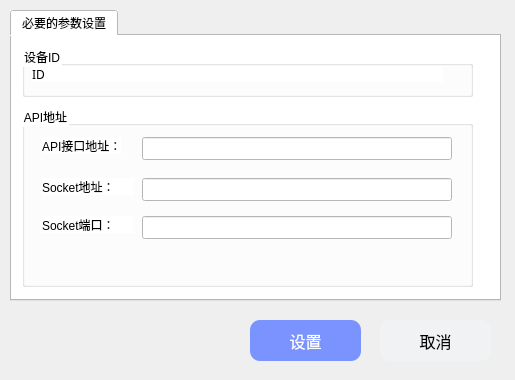
Old version of the form Auth/authsetting.ui in the repository duqingnian/DiskClient.
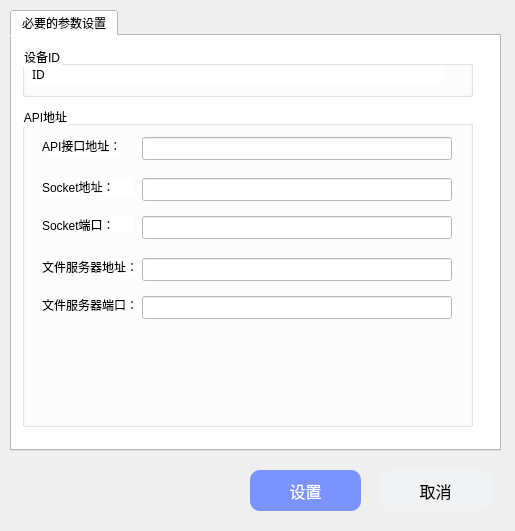
New version of the form.

Commit message: 优化了文件上传

What changed in the file:
```diff
--- a/Auth/authsetting.ui
+++ b/Auth/authsetting.ui
@@ -7,7 +7,7 @@
     <x>0</x>
     <y>0</y>
     <width>515</width>
-    <height>380</height>
+    <height>531</height>
    </rect>
   </property>
   <property name="windowTitle">
@@ -22,7 +22,7 @@
      <x>10</x>
      <y>10</y>
      <width>491</width>
-     <height>291</height>
+     <height>441</height>
     </rect>
    </property>
    <property name="styleSheet">
@@ -73,7 +73,7 @@
        <x>10</x>
        <y>70</y>
        <width>451</width>
-       <height>181</height>
+       <height>321</height>
       </rect>
      </property>
      <property name="title">
@@ -148,6 +148,52 @@
        </rect>
       </property>
      </widget>
+     <widget class="QLineEdit" name="edit_file_port">
+      <property name="geometry">
+       <rect>
+        <x>120</x>
+        <y>190</y>
+        <width>310</width>
+        <height>23</height>
+       </rect>
+      </property>
+     </widget>
+     <widget class="QLineEdit" name="edit_file_server">
+      <property name="geometry">
+       <rect>
+        <x>120</x>
+        <y>152</y>
+        <width>310</width>
+        <height>23</height>
+       </rect>
+      </property>
+     </widget>
+     <widget class="QLabel" name="label_4">
+      <property name="geometry">
+       <rect>
+        <x>20</x>
+        <y>152</y>
+        <width>92</width>
+        <height>17</height>
+       </rect>
+      </property>
+      <property name="text">
+       <string>文件服务器地址：</string>
+      </property>
+     </widget>
+     <widget class="QLabel" name="label_5">
+      <property name="geometry">
+       <rect>
+        <x>20</x>
+        <y>190</y>
+        <width>92</width>
+        <height>17</height>
+       </rect>
+      </property>
+      <property name="text">
+       <string>文件服务器端口：</string>
+      </property>
+     </widget>
     </widget>
    </widget>
   </widget>
@@ -155,7 +201,7 @@
    <property name="geometry">
     <rect>
      <x>250</x>
-     <y>320</y>
+     <y>470</y>
      <width>111</width>
      <height>41</height>
     </rect>
@@ -177,7 +223,7 @@
    <property name="geometry">
     <rect>
      <x>380</x>
-     <y>320</y>
+     <y>470</y>
      <width>111</width>
      <height>41</height>
     </rect>
```
The commit also changes 18 other files.
